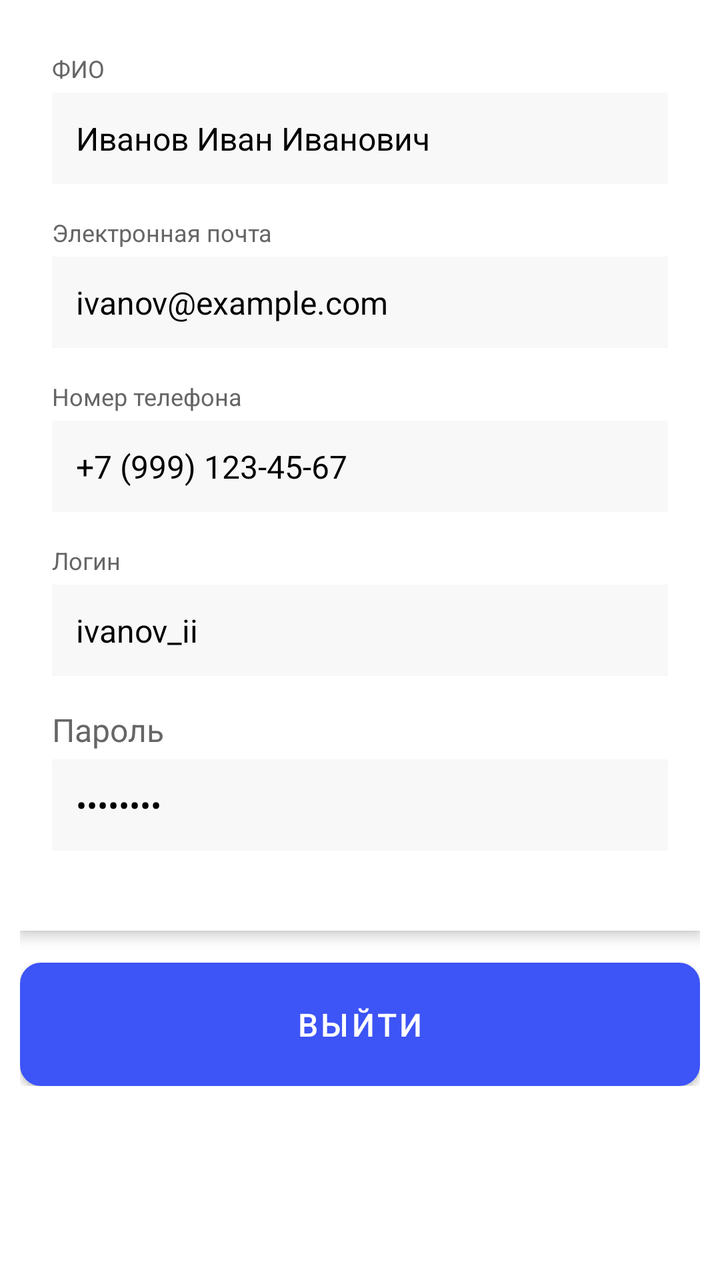
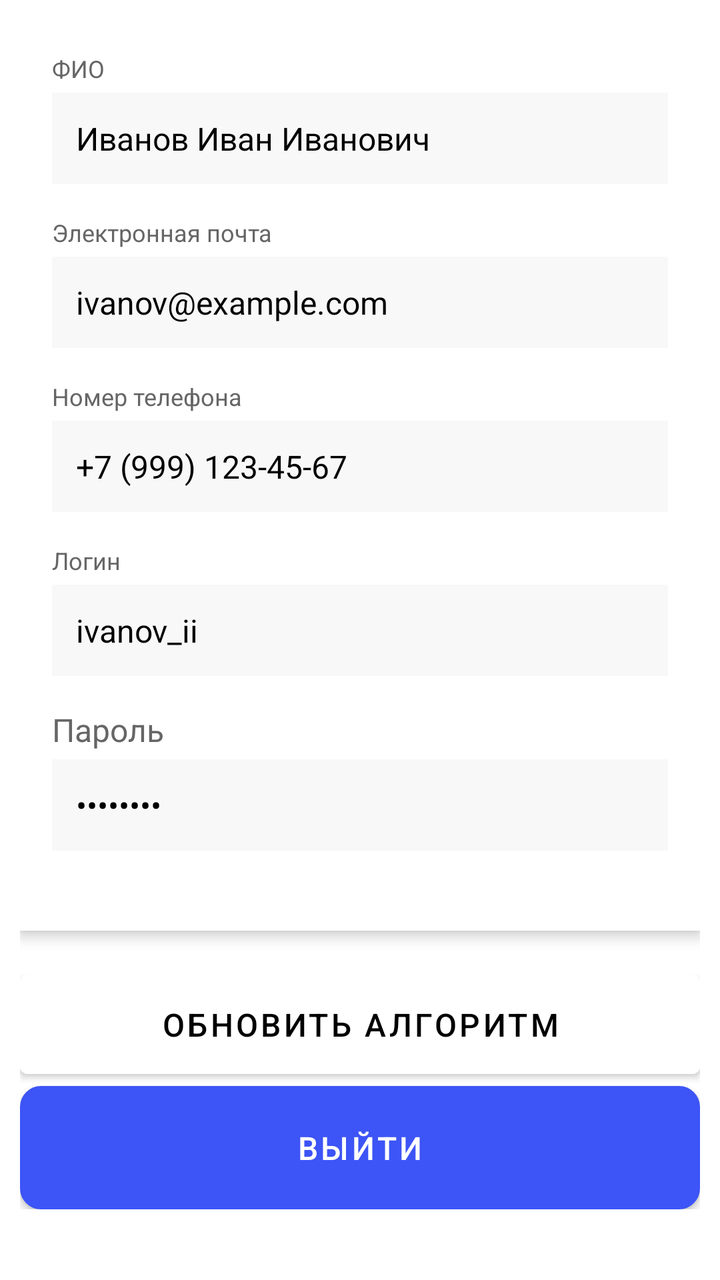

Compare the two renders of this Android layout. The source of the first and the diff that turns it into the second are given below.
<!-- AndroidManifest.xml: application theme Theme.Pancreatitis -->
<!-- res/layout/fragment_profile.xml -->
<?xml version="1.0" encoding="utf-8"?>
<ScrollView
    xmlns:android="http://schemas.android.com/apk/res/android"
    xmlns:tools="http://schemas.android.com/tools"
    android:layout_width="match_parent"
    android:layout_height="match_parent">

    <LinearLayout
        android:layout_width="match_parent"
        android:layout_height="wrap_content"
        android:orientation="vertical"
        android:padding="10dp" >

        
        <LinearLayout
            android:layout_width="match_parent"
            android:layout_height="wrap_content"
            android:orientation="vertical"
            android:background="#FFFFFF"
            android:padding="16dp"
            android:layout_marginBottom="16dp"
            android:elevation="4dp">

            
            <TextView
                android:layout_width="match_parent"
                android:layout_height="wrap_content"
                android:text="ФИО"
                android:textSize="12sp"
                android:textColor="#666666"
                android:layout_marginBottom="4dp" />

            <EditText
                android:id="@+id/fioValue"
                android:layout_width="match_parent"
                android:layout_height="wrap_content"
                android:text="Иванов Иван Иванович"
                android:enabled="false"
                android:textSize="16sp"
                android:textColor="#000000"
                android:padding="12dp"
                android:background="#F8F8F8"
                android:layout_marginBottom="16dp" />

            
            <TextView
                android:layout_width="match_parent"
                android:layout_height="wrap_content"
                android:text="Электронная почта"
                android:textSize="12sp"
                android:textColor="#666666"
                android:layout_marginBottom="4dp" />

            <EditText
                android:id="@+id/emailValue"
                android:layout_width="match_parent"
                android:layout_height="wrap_content"
                android:text="ivanov@example.com"
                android:enabled="false"
                android:textSize="16sp"
                android:textColor="#000000"
                android:padding="12dp"
                android:background="#F8F8F8"
                android:layout_marginBottom="16dp" />

            
            <TextView
                android:layout_width="match_parent"
                android:layout_height="wrap_content"
                android:text="Номер телефона"
                android:textSize="12sp"
                android:textColor="#666666"
                android:layout_marginBottom="4dp" />

            <EditText
                android:id="@+id/phoneValue"
                android:layout_width="match_parent"
                android:layout_height="wrap_content"
                android:text="+7 (999) 123-45-67"
                android:enabled="false"
                android:textSize="16sp"
                android:textColor="#000000"
                android:padding="12dp"
                android:background="#F8F8F8"
                android:layout_marginBottom="16dp" />

            
            <TextView
                android:layout_width="match_parent"
                android:layout_height="wrap_content"
                android:text="Логин"
                android:textSize="12sp"
                android:textColor="#666666"
                android:layout_marginBottom="4dp" />

            <EditText
                android:id="@+id/loginValue"
                android:layout_width="match_parent"
                android:layout_height="wrap_content"
                android:text="ivanov_ii"
                android:enabled="false"
                android:textSize="16sp"
                android:textColor="#000000"
                android:padding="12dp"
                android:background="#F8F8F8"
                android:layout_marginBottom="16dp" />

            
            <TextView
                android:layout_width="match_parent"
                android:layout_height="wrap_content"
                android:text="Пароль"
                android:textSize="16sp"
                android:textColor="#666666"
                android:layout_marginBottom="4dp" />

            <EditText
                android:id="@+id/passwordValue"
                android:layout_width="match_parent"
                android:layout_height="wrap_content"
                android:text="••••••••"
                android:enabled="false"
                android:textSize="16sp"
                android:textColor="#000000"
                android:padding="12dp"
                android:background="#F8F8F8"
                android:layout_marginBottom="24dp" />

        </LinearLayout>

        
        <Button
            android:id="@+id/btn_logout"
            android:layout_width="match_parent"
            android:layout_height="wrap_content"
            android:text="Выйти"
            android:textSize="16sp"
            android:padding="14dp"
            android:background="@drawable/rounded_background"
            android:textColor="#FFFFFF" />
    </LinearLayout>
</ScrollView>
<!-- resources referenced by this layout -->
<resources>
  <!-- drawable rounded_background (drawable) -->
  <?xml version="1.0" encoding="utf-8"?>
  <shape xmlns:android="http://schemas.android.com/apk/res/android"
      android:shape="rectangle">
      <corners android:radius="10dp"/>  
      <solid android:color="@android:color/white"/> 
      <padding
          android:left="2dp"
          android:right="2dp"
          android:top="2dp"
          android:bottom="2dp"/>
  
      <stroke
          android:width="1dp"
          android:color="@color/colorCircle"/> 
  </shape>
  <style name="Theme.Pancreatitis" parent="Theme.MaterialComponents.DayNight.DarkActionBar">
          
          <item name="colorPrimary">@color/colorActive</item>
          <item name="colorPrimaryVariant">@color/colorActive</item>
          <item name="colorOnPrimary">@color/white</item>
          
          <item name="colorSecondary">@color/teal_200</item>
          <item name="colorSecondaryVariant">@color/teal_700</item>
          <item name="colorOnSecondary">@color/black</item>
          
          <item name="android:statusBarColor">?attr/colorPrimaryVariant</item>
          
      </style>
  <color name="colorCircle">#C5DDFD</color>
  <color name="colorActive">#3D54F6</color>
  <color name="white">#FFFFFFFF</color>
  <color name="teal_200">#FF03DAC5</color>
  <color name="teal_700">#FF018786</color>
  <color name="black">#FF000000</color>
</resources>

<!-- the commit's change to res/layout/fragment_profile.xml (unified diff, before → after) -->
@@ -129,14 +129,41 @@
         </LinearLayout>
 
         
+        <FrameLayout
+            android:id="@+id/loading_overlay"
+            android:visibility="gone"
+            android:background="#80000000"
+            android:layout_width="match_parent"
+            android:layout_height="match_parent"
+            android:clickable="true"
+            android:focusable="true">
+
+            <ProgressBar
+                android:layout_gravity="center"
+                android:indeterminate="true"
+                android:layout_width="64dp"
+                android:layout_height="64dp"/>
+        </FrameLayout>
+
+        
+        <Button
+            android:id="@+id/btn_update_training_data"
+            android:layout_width="match_parent"
+            android:layout_height="wrap_content"
+            android:text="Обновить алгоритм"
+            android:textSize="16sp"
+            android:padding="14dp"
+            android:backgroundTint="@color/white"
+            android:textColor="@color/black" />
+
         <Button
             android:id="@+id/btn_logout"
             android:layout_width="match_parent"
             android:layout_height="wrap_content"
+            android:background="@drawable/rounded_background"
+            android:padding="14dp"
             android:text="Выйти"
-            android:textSize="16sp"
-            android:padding="14dp"
-            android:background="@drawable/rounded_background"
-            android:textColor="#FFFFFF" />
+            android:textColor="#FFFFFF"
+            android:textSize="16sp" />
     </LinearLayout>
 </ScrollView>
